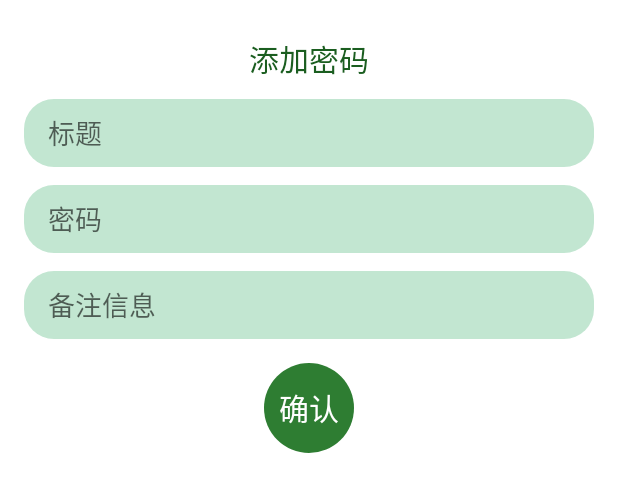
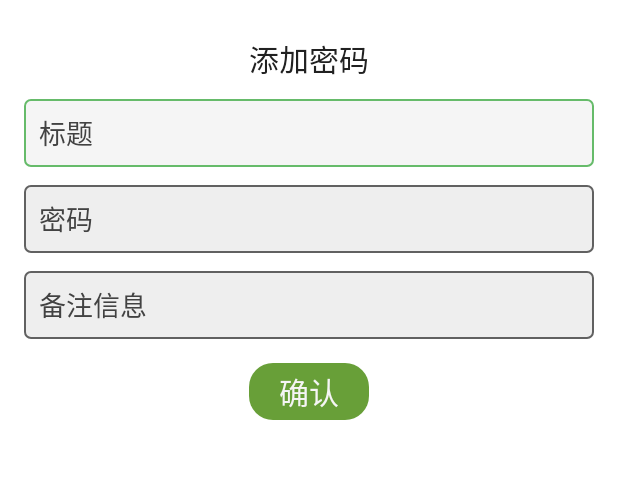
Before and after one commit to donlan/code, an Android app: the layout add_code_dialog.xml on its own in the app's theme, with its tools: preview values and no code run, on a phone screen of 412 x 824 dp. Shown: the top 492 px of the screen. Run offline under Robolectric (Android 15) with nearby library versions, the phone set to English and light mode, and no system bars.

Commit message:
更新数据库 优化页面 修改部分出错代码

```diff
--- a/app/src/main/java/dong/lan/code/db/CodeDao.java
+++ b/app/src/main/java/dong/lan/code/db/CodeDao.java
@@ -12,6 +12,7 @@ public class CodeDao {
     public static final String COLUMN_COUNT="codeCount";
     public static final String COLUMN_OTHER="other";
     public static final String COLUMN_ASYN="asyn";
+    public static final String COLUMN_DES="des";
 
 
 }
--- /dev/null
+++ b/app/src/main/res/drawable/base_et_bg.xml
@@ -0,0 +1,17 @@
+<?xml version="1.0" encoding="utf-8"?>
+<selector xmlns:android="http://schemas.android.com/apk/res/android">
+    <item android:state_focused="true">
+        <shape android:shape="rectangle">
+            <corners android:radius="4dp"/>
+            <stroke android:color="@color/md_green_400" android:width="1dp"/>
+            <solid android:color="@color/md_grey_100"/>
+        </shape>
+    </item>
+    <item>
+        <shape android:shape="rectangle">
+            <corners android:radius="4dp"/>
+            <stroke android:color="@color/md_grey_700" android:width="1dp"/>
+            <solid android:color="@color/md_grey_200"/>
+        </shape>
+    </item>
+</selector>
--- a/app/src/main/res/drawable/circle_rect_green.xml
+++ b/app/src/main/res/drawable/circle_rect_green.xml
@@ -1,7 +1,7 @@
 <?xml version="1.0" encoding="utf-8"?>
 <shape xmlns:android="http://schemas.android.com/apk/res/android"
     android:shape="rectangle">
-    <solid android:color="@color/md_light_green_200" />
+    <solid android:color="@color/md_light_green_700" />
     <corners
         android:bottomLeftRadius="16dp"
         android:bottomRightRadius="16dp"
--- a/app/src/main/res/layout/activity_main.xml
+++ b/app/src/main/res/layout/activity_main.xml
@@ -14,7 +14,7 @@
         android:background="?attr/colorPrimary"
         app:theme="@style/ThemeOverlay.AppCompat.ActionBar" />
 
-    <android.support.v4.widget.DrawerLayout
+    <dong.lan.code.view.MyDrawView
         android:id="@+id/drawerLayout"
         android:layout_width="match_parent"
         android:layout_height="match_parent"
@@ -27,7 +27,7 @@
             />
         <include layout="@layout/drawer_left_layout" />
 
-    </android.support.v4.widget.DrawerLayout>
+    </dong.lan.code.view.MyDrawView>
 
 
     <FrameLayout
--- a/app/src/main/res/layout/add_code_dialog.xml
+++ b/app/src/main/res/layout/add_code_dialog.xml
@@ -14,7 +14,7 @@
         android:layout_marginTop="8dp"
         android:gravity="center"
         android:text="添加密码"
-        android:textColor="@color/md_green_900"
+       style="@style/text_color"
         android:textSize="20sp" />
 
     <EditText
@@ -22,51 +22,35 @@
         android:layout_width="match_parent"
         android:layout_height="@dimen/input_height"
         android:layout_marginTop="12dp"
-        android:background="@drawable/circle_rect_alph_darkblue"
         android:hint="标题"
-        android:paddingBottom="6dp"
-        android:paddingLeft="16dp"
-        android:paddingRight="16dp"
-        android:paddingTop="6dp"
-        android:textColor="@color/md_grey_900" />
+       style="@style/et_text_bg" />
 
     <EditText
         android:id="@+id/add_code_pwd"
         android:layout_width="match_parent"
         android:layout_height="@dimen/input_height"
         android:layout_marginTop="12dp"
-        android:background="@drawable/circle_rect_alph_darkblue"
         android:hint="密码"
-        android:paddingBottom="6dp"
-        android:paddingLeft="16dp"
-        android:paddingRight="16dp"
-        android:paddingTop="6dp"
-        android:textColor="@color/md_grey_900" />
+        style="@style/et_text_bg" />
 
     <EditText
         android:id="@+id/add_code_other"
         android:layout_width="match_parent"
         android:layout_height="@dimen/input_height"
         android:layout_marginTop="12dp"
-        android:background="@drawable/circle_rect_alph_darkblue"
         android:hint="备注信息"
-        android:paddingBottom="6dp"
-        android:paddingLeft="16dp"
-        android:paddingRight="16dp"
-        android:paddingTop="6dp"
-        android:textColor="@color/md_grey_900" />
+        style="@style/et_text_bg" />
 
 
     <TextView
         android:id="@+id/add_code_done"
-        android:layout_width="60dp"
-        android:layout_height="60dp"
+        android:layout_width="wrap_content"
+        android:layout_height="wrap_content"
+        style="@style/base_click_btn"
         android:layout_gravity="center"
         android:layout_marginBottom="20dp"
         android:layout_marginTop="16dp"
-        android:background="@drawable/circle_green"
         android:gravity="center"
         android:text="确认"
-        android:textColor="@color/md_white_1000"
         android:textSize="20sp" />
 </LinearLayout>
--- a/app/src/main/res/layout/detail_note_dialog.xml
+++ b/app/src/main/res/layout/detail_note_dialog.xml
@@ -29,11 +29,12 @@
             android:layout_height="wrap_content" />
         <EditText
             android:singleLine="false"
-            android:background="@null"
+            style="@style/et_text_bg"
             android:layout_marginTop="12dp"
             android:layout_below="@id/dNote_time"
             android:id="@+id/dNote_des"
             android:minHeight="80dp"
+            android:padding="8dp"
             android:layout_width="match_parent"
             android:layout_height="wrap_content" />
 
--- a/app/src/main/res/layout/fragement_note_layout.xml
+++ b/app/src/main/res/layout/fragement_note_layout.xml
@@ -49,7 +49,7 @@
         android:layout_alignParentRight="true"
         android:layout_marginBottom="16dp"
         android:layout_marginRight="16dp"
-        android:background="@drawable/circie_blue"
+        android:background="@drawable/pro_circle"
         android:gravity="center"
         android:text="+"
         android:textColor="@color/md_white_1000"
--- a/app/src/main/res/layout/fragement_pw_layout.xml
+++ b/app/src/main/res/layout/fragement_pw_layout.xml
@@ -56,7 +56,7 @@
         android:layout_alignParentRight="true"
         android:layout_marginBottom="16dp"
         android:layout_marginRight="16dp"
-        android:background="@drawable/circie_blue"
+        android:background="@drawable/circle_green"
         android:gravity="center"
         android:text="+"
         android:textColor="@color/md_white_1000"
--- a/app/src/main/res/values/strings.xml
+++ b/app/src/main/res/values/strings.xml
@@ -6,4 +6,5 @@
     <string name="open">Open</string>
     <string name="close">Close</string>
     <string name="search">搜索</string>
+    <string name="help">1.密码界面长按标题可删除该密码 \n2.长按密码则可以将密码复制到剪切板  \n3.点击备注可以查看或者修改密码</string>
 </resources>
--- a/app/src/main/res/values/styles.xml
+++ b/app/src/main/res/values/styles.xml
@@ -25,4 +25,29 @@
     </style>
 
 
+    <style name="default_circle_size">
+        <item name="android:layout_width">50dp</item>
+        <item name="android:layout_height">50dp</item>
+    </style>
+    <style name="text_color">
+        <item name="android:textColor">@color/md_grey_900</item>
+    </style>
+    <style name="et_text_bg">
+        <item name="android:paddingLeft">10dp</item>
+        <item name="android:paddingRight">10dp</item>
+        <item name="android:textColorHint">@color/md_grey_800</item>
+        <item name="android:textColor">@color/md_grey_900</item>
+        <item name="android:background">@drawable/base_et_bg</item>
+    </style>
+    <style name="base_click_btn">
+        <item name="android:paddingBottom">4dp</item>
+        <item name="android:paddingTop">4dp</item>
+        <item name="android:paddingLeft">20dp</item>
+        <item name="android:paddingRight">20dp</item>
+        <item name="android:textSize">20sp</item>
+        <item name="android:gravity">center</item>
+        <item name="android:layout_gravity">center</item>
+        <item name="android:background">@drawable/circle_rect_green</item>
+        <item name="android:textColor">@color/md_grey_100</item>
+    </style>
 </resources>
```
Also changed, not shown: app/src/main/java/dong/lan/code/MainActivity.java (+13 -5 lines), app/src/main/java/dong/lan/code/db/DBHelper.java (+5 -4 lines), app/src/main/java/dong/lan/code/db/DBManeger.java (+20 -1 lines), app/src/main/java/dong/lan/code/fragment/FragmentCode.java (+10 -3 lines), app/src/main/res/layout/add_note_dialog.xml (+2 -6 lines), app/src/main/res/layout/detail_code_dialog.xml (+10 -12 lines), app/src/main/res/layout/drawer_left_layout.xml (+21 -4 lines), 1 other file.
